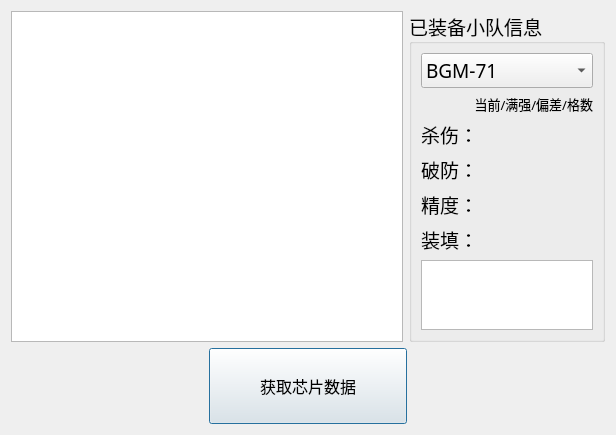
xxzl0130/CodeX, file ChipDataWindow/ChipDataWindow.ui: the form before one commit.
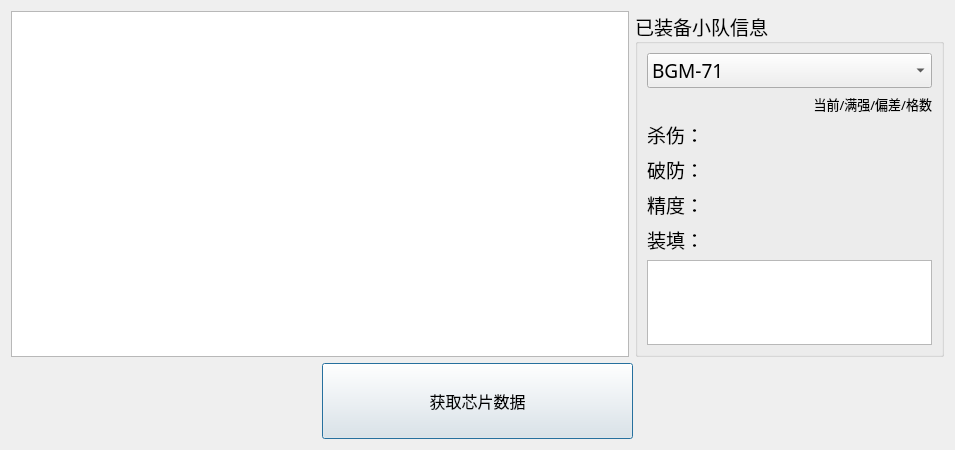
The form after the commit.

Commit message: 调整窗口

Diff of the .ui file:
```diff
--- a/ChipDataWindow/ChipDataWindow.ui
+++ b/ChipDataWindow/ChipDataWindow.ui
@@ -6,8 +6,8 @@
    <rect>
     <x>0</x>
     <y>0</y>
-    <width>616</width>
-    <height>322</height>
+    <width>955</width>
+    <height>450</height>
    </rect>
   </property>
   <property name="font">
```
The commit also changes 3 other files.
